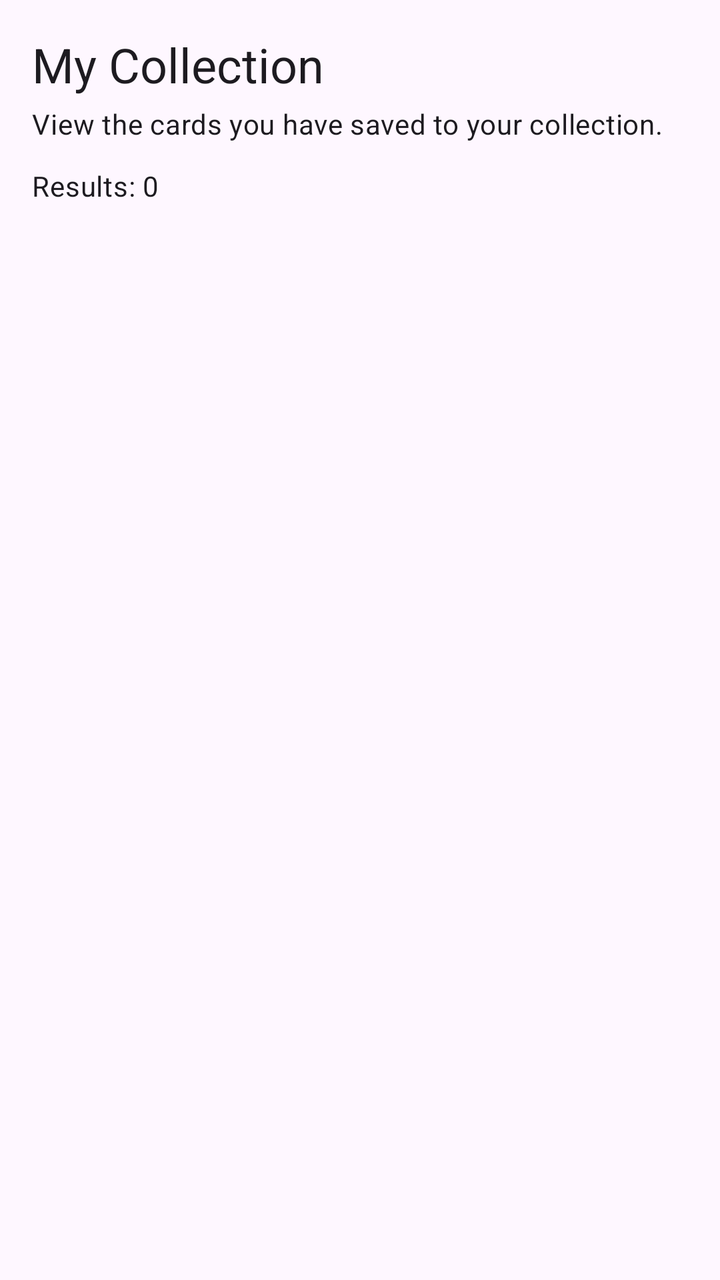
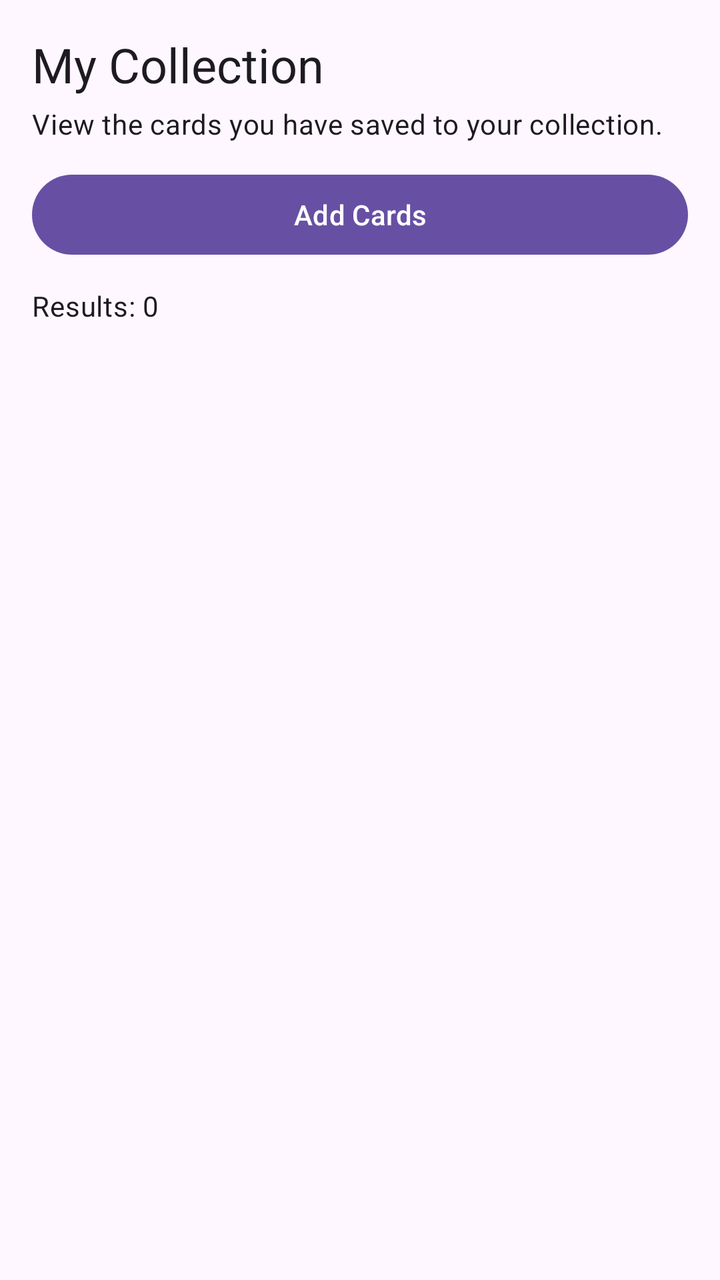

Two renders of the same Android screen: before a commit and after it. Below are the layout's source before the change and the commit's diff.
<!-- AndroidManifest.xml: application theme Theme.PokeBinder -->
<!-- res/layout/fragment_collection.xml -->
<?xml version="1.0" encoding="utf-8"?>
<LinearLayout xmlns:android="http://schemas.android.com/apk/res/android"
    xmlns:app="http://schemas.android.com/apk/res-auto"
    xmlns:tools="http://schemas.android.com/tools"
    android:layout_width="match_parent"
    android:layout_height="match_parent"
    android:orientation="vertical"
    android:padding="16dp">

    <TextView
        android:id="@+id/collectionTitleTextView"
        android:layout_width="match_parent"
        android:layout_height="wrap_content"
        android:text="@string/collection_title"
        android:textAppearance="?attr/textAppearanceHeadlineSmall" />

    <TextView
        android:id="@+id/collectionSubtitleTextView"
        android:layout_width="match_parent"
        android:layout_height="wrap_content"
        android:layout_marginTop="4dp"
        android:layout_marginBottom="12dp"
        android:text="@string/collection_subtitle"
        android:textAppearance="?attr/textAppearanceBodyMedium" />

    <TextView
        android:id="@+id/resultCountTextView"
        android:layout_width="match_parent"
        android:layout_height="wrap_content"
        android:layout_marginBottom="8dp"
        android:text="@string/collection_results_default"
        android:textAppearance="?attr/textAppearanceBodyMedium" />

    <FrameLayout
        android:layout_width="match_parent"
        android:layout_height="0dp"
        android:layout_weight="1">

        <androidx.recyclerview.widget.RecyclerView
            android:id="@+id/collectionRecyclerView"
            android:layout_width="match_parent"
            android:layout_height="match_parent"
            android:clipToPadding="false"
            android:paddingBottom="8dp"
            app:layoutManager="androidx.recyclerview.widget.LinearLayoutManager"
            tools:itemCount="4"
            tools:listitem="@layout/item_collection_card" />

        <LinearLayout
            android:id="@+id/loadingView"
            android:layout_width="match_parent"
            android:layout_height="match_parent"
            android:gravity="center"
            android:orientation="vertical"
            android:visibility="gone">

            <ProgressBar
                android:id="@+id/loadingProgressBar"
                android:layout_width="wrap_content"
                android:layout_height="wrap_content" />

            <TextView
                android:id="@+id/loadingTextView"
                android:layout_width="wrap_content"
                android:layout_height="wrap_content"
                android:layout_marginTop="12dp"
                android:text="@string/collection_loading"
                android:textAppearance="?attr/textAppearanceBodyMedium" />
        </LinearLayout>

        <LinearLayout
            android:id="@+id/emptyStateView"
            android:layout_width="match_parent"
            android:layout_height="match_parent"
            android:gravity="center"
            android:orientation="vertical"
            android:padding="24dp"
            android:visibility="gone">

            <TextView
                android:id="@+id/emptyTitleTextView"
                android:layout_width="wrap_content"
                android:layout_height="wrap_content"
                android:text="@string/collection_empty_title"
                android:textAppearance="?attr/textAppearanceTitleMedium" />

            <TextView
                android:id="@+id/emptyMessageTextView"
                android:layout_width="wrap_content"
                android:layout_height="wrap_content"
                android:layout_marginTop="8dp"
                android:gravity="center"
                android:text="@string/collection_empty_message"
                android:textAppearance="?attr/textAppearanceBodyMedium" />
        </LinearLayout>

    </FrameLayout>

</LinearLayout>
<!-- res/layout/item_collection_card.xml (included above) -->
<?xml version="1.0" encoding="utf-8"?>
<LinearLayout xmlns:android="http://schemas.android.com/apk/res/android"
    android:layout_width="match_parent"
    android:layout_height="wrap_content"
    android:layout_marginBottom="8dp"
    android:gravity="center_vertical"
    android:minHeight="120dp"
    android:orientation="horizontal"
    android:padding="12dp">

    <ImageView
        android:id="@+id/cardImageView"
        android:layout_width="88dp"
        android:layout_height="120dp"
        android:contentDescription="@string/pokemon_card_image"
        android:scaleType="fitCenter"
        android:src="@android:drawable/ic_menu_report_image" />

    <LinearLayout
        android:layout_width="0dp"
        android:layout_height="wrap_content"
        android:layout_marginStart="12dp"
        android:layout_weight="1"
        android:orientation="vertical">

        <TextView
            android:id="@+id/cardNameTextView"
            android:layout_width="match_parent"
            android:layout_height="wrap_content"
            android:ellipsize="end"
            android:maxLines="2"
            android:textAppearance="?attr/textAppearanceTitleMedium"
            android:textStyle="bold" />

        <TextView
            android:id="@+id/setNameTextView"
            android:layout_width="match_parent"
            android:layout_height="wrap_content"
            android:layout_marginTop="6dp"
            android:ellipsize="end"
            android:maxLines="2"
            android:textAppearance="?attr/textAppearanceBodyMedium" />

        <TextView
            android:id="@+id/typesTextView"
            android:layout_width="match_parent"
            android:layout_height="wrap_content"
            android:layout_marginTop="4dp"
            android:ellipsize="end"
            android:maxLines="2"
            android:textAppearance="?attr/textAppearanceBodySmall" />

        <Button
            android:id="@+id/removeButton"
            android:layout_width="wrap_content"
            android:layout_height="wrap_content"
            android:layout_marginTop="12dp"
            android:text="@string/remove_from_collection" />

    </LinearLayout>

</LinearLayout>
<!-- resources referenced by this layout -->
<resources>
  <string name="collection_empty_message">Save cards from the catalog to see them here.</string>
  <string name="collection_empty_title">No saved cards yet</string>
  <string name="collection_loading">Loading collection...</string>
  <string name="collection_results_default">Results: 0</string>
  <string name="collection_subtitle">View the cards you have saved to your collection.</string>
  <string name="collection_title">My Collection</string>
  <string name="pokemon_card_image">Pokémon card image</string>
  <string name="remove_from_collection">Remove</string>
  <style name="Theme.PokeBinder" parent="Base.Theme.PokeBinder" />
  <style name="Base.Theme.PokeBinder" parent="Theme.Material3.DayNight.NoActionBar">
          
          
      </style>
</resources>

<!-- the commit's change to res/layout/fragment_collection.xml (unified diff, before → after) -->
@@ -22,6 +22,13 @@
         android:layout_marginBottom="12dp"
         android:text="@string/collection_subtitle"
         android:textAppearance="?attr/textAppearanceBodyMedium" />
+
+    <Button
+        android:id="@+id/addCardsButton"
+        android:layout_width="match_parent"
+        android:layout_height="wrap_content"
+        android:layout_marginBottom="12dp"
+        android:text="Add Cards" />
 
     <TextView
         android:id="@+id/resultCountTextView"
@@ -92,6 +99,13 @@
                 android:gravity="center"
                 android:text="@string/collection_empty_message"
                 android:textAppearance="?attr/textAppearanceBodyMedium" />
+
+            <Button
+                android:id="@+id/emptyAddCardsButton"
+                android:layout_width="wrap_content"
+                android:layout_height="wrap_content"
+                android:layout_marginTop="16dp"
+                android:text="Add Cards" />
         </LinearLayout>
 
     </FrameLayout>
